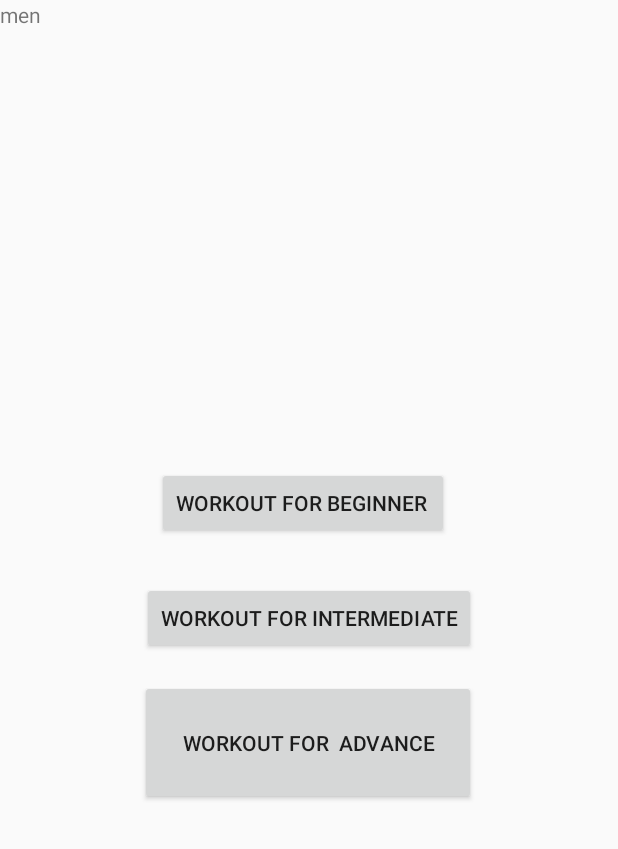
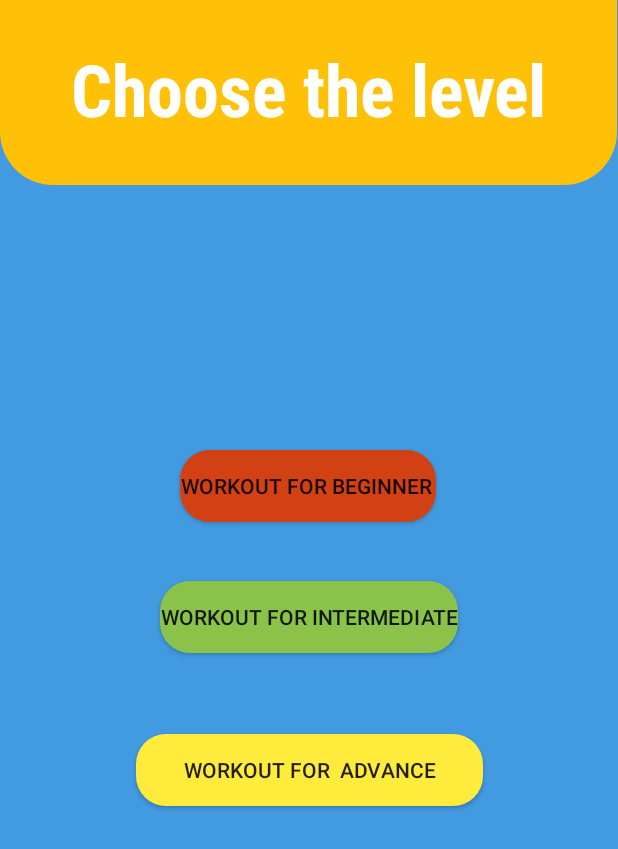
Before and after one commit to ratanpatil212/AmFit, an Android app: the workoutact3 screen opened directly, with no data from a screen before it, on a phone screen of 412 x 824 dp. Shown: the top 849 px of the screen. Run offline under Robolectric (Android 15) with nearby library versions, the phone set to English and light mode, and no system bars; Roboto replaces fonts that are not available here.

Commit message:
ui update from salil

```diff
--- a/AmFit/app/src/main/res/layout/activity_workoutact3.xml
+++ b/AmFit/app/src/main/res/layout/activity_workoutact3.xml
@@ -5,48 +5,70 @@
     android:id="@+id/relativeLayout"
     android:layout_width="match_parent"
     android:layout_height="match_parent"
+    android:background="#EDC68C"
+    android:backgroundTint="#429AE0"
     tools:context=".workoutact3">
 
     <TextView
-        android:id="@+id/textView3"
-        android:layout_width="wrap_content"
-        android:layout_height="wrap_content"
-        android:text="men"
+        android:id="@+id/textView"
+        android:layout_width="411dp"
+        android:layout_height="123dp"
+        android:background="@drawable/dash"
+        android:backgroundTint="#FFC107"
+        android:fontFamily="sans-serif-condensed-medium"
+        android:gravity="center"
+        android:includeFontPadding="false"
+        android:text="Choose the level"
+        android:textColor="@color/white"
+        android:textColorHighlight="@color/purple_200"
+        android:textColorLink="@color/purple_200"
+        android:textSize="48sp"
+        android:textStyle="bold"
+        app:layout_constraintBottom_toBottomOf="parent"
+        app:layout_constraintEnd_toEndOf="parent"
+        app:layout_constraintHorizontal_bias="0.0"
         app:layout_constraintStart_toStartOf="parent"
-        app:layout_constraintTop_toTopOf="parent" />
+        app:layout_constraintTop_toTopOf="parent"
+        app:layout_constraintVertical_bias="0.0" />
 
     <Button
         android:id="@+id/b4"
         android:layout_width="wrap_content"
         android:layout_height="wrap_content"
+        android:background="@drawable/rounded_corners"
+        android:backgroundTint="#D24113"
         android:text="Workout for beginner "
         app:layout_constraintBottom_toBottomOf="parent"
         app:layout_constraintEnd_toEndOf="parent"
-        app:layout_constraintHorizontal_bias="0.483"
+        app:layout_constraintHorizontal_bias="0.497"
         app:layout_constraintStart_toStartOf="parent"
         app:layout_constraintTop_toTopOf="parent"
-        app:layout_constraintVertical_bias="0.401" />
+        app:layout_constraintVertical_bias="0.387" />
 
     <Button
         android:id="@+id/b5"
         android:layout_width="wrap_content"
         android:layout_height="wrap_content"
+        android:background="@drawable/rounded_corners"
+        android:backgroundTint="#8BC34A"
         android:text="Workout for intermediate"
         app:layout_constraintBottom_toBottomOf="parent"
         app:layout_constraintEnd_toEndOf="parent"
         app:layout_constraintStart_toStartOf="parent"
-        app:layout_constraintTop_toTopOf="parent" />
+        app:layout_constraintTop_toTopOf="parent"
+        app:layout_constraintVertical_bias="0.499" />
 
     <Button
         android:id="@+id/b6"
-        android:layout_width="224dp"
-        android:layout_height="83dp"
+        android:layout_width="231dp"
+        android:layout_height="48dp"
+        android:background="@drawable/rounded_corners"
+        android:backgroundTint="#FFEB3B"
         android:text="Workout for  advance"
         app:layout_constraintBottom_toBottomOf="parent"
         app:layout_constraintEnd_toEndOf="parent"
-        app:layout_constraintHorizontal_bias="0.497"
         app:layout_constraintStart_toStartOf="parent"
         app:layout_constraintTop_toTopOf="parent"
-        app:layout_constraintVertical_bias="0.612" />
+        app:layout_constraintVertical_bias="0.631" />
 
 </androidx.constraintlayout.widget.ConstraintLayout>
--- a/AmFit/app/src/main/res/values/strings.xml
+++ b/AmFit/app/src/main/res/values/strings.xml
@@ -230,5 +230,6 @@
     <string name="todo">TODO</string>
     <string name="tomatoes_spinach_eggplant_mustard_greens_okra_onions_bitter_melon_cauliflower_mushrooms_cabbage_potatoes_carrots_sweet_potatoes_turnips_yams">Tomatoes, spinach, eggplant, mustard greens, okra, onions, bitter melon, cauliflower, mushrooms, cabbage, Potatoes, carrots, sweet potatoes, turnips, yams</string>
     <string name="meditation">MEDITATION</string>
+    <string name="exercises">Exercises</string>
 
 </resources>
```
Also changed, not shown: AmFit/app/src/main/res/layout/activity_wmb.xml (+15 -10 lines), AmFit/app/src/main/res/layout/activity_workoutact4.xml (+29 -11 lines), AmFit/app/src/main/res/layout/activity_workoutmain2.xml (+10 -5 lines).
